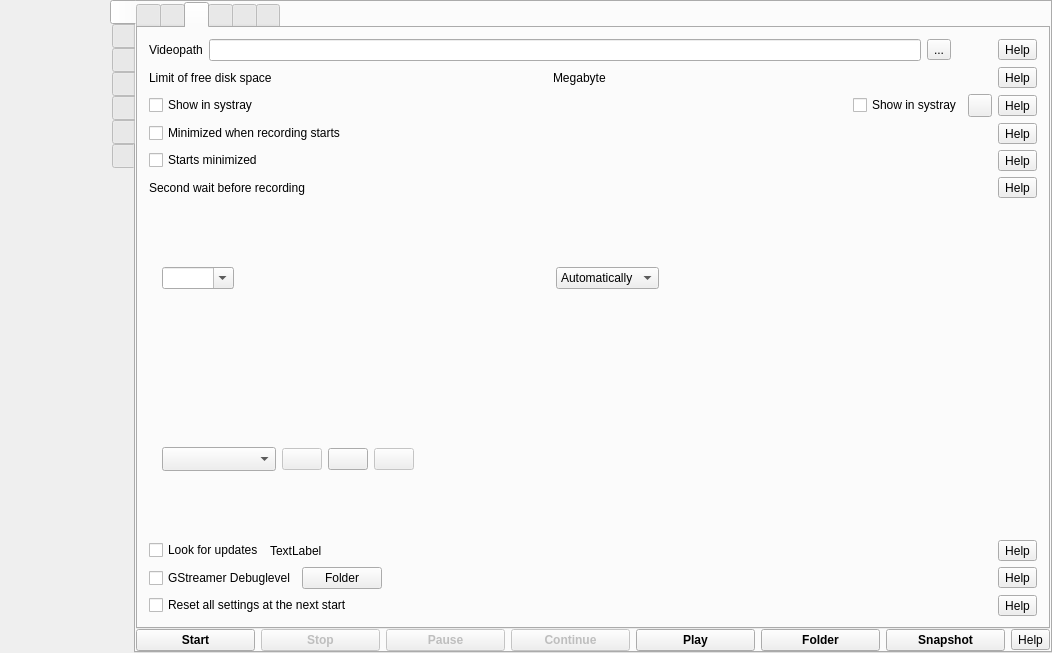
Before: the Qt Designer form src/formMainWindow.ui in vkohaupt/vokoscreenNG, drawn with Qt 5.
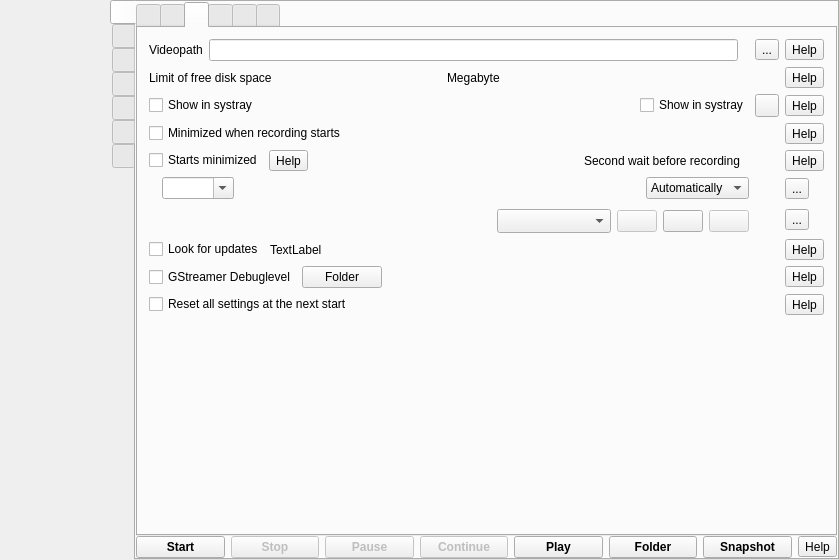
After: the same form once the commit is applied. The open tabs and pages were chosen to show the change. Icons and pictures are not drawn.

```diff
--- a/src/formMainWindow.ui
+++ b/src/formMainWindow.ui
@@ -6,8 +6,8 @@
    <rect>
     <x>0</x>
     <y>0</y>
-    <width>1052</width>
-    <height>653</height>
+    <width>839</width>
+    <height>560</height>
    </rect>
   </property>
   <property name="windowTitle">
@@ -324,7 +324,7 @@
        <enum>QTabWidget::TabPosition::West</enum>
       </property>
       <property name="currentIndex">
-       <number>1</number>
+       <number>0</number>
       </property>
       <property name="iconSize">
        <size>
@@ -371,7 +371,7 @@
            <string notr="true"/>
           </property>
           <property name="currentIndex">
-           <number>0</number>
+           <number>2</number>
           </property>
           <property name="iconSize">
            <size>
@@ -569,8 +569,8 @@
                       <rect>
                        <x>0</x>
                        <y>0</y>
-                       <width>611</width>
-                       <height>198</height>
+                       <width>398</width>
+                       <height>105</height>
                       </rect>
                      </property>
                      <property name="accessibleName">
@@ -1572,19 +1572,6 @@
            <layout class="QVBoxLayout" name="verticalLayout_2">
             <item>
              <layout class="QGridLayout" name="gridLayout_8">
-              <item row="10" column="0">
-               <spacer name="verticalSpacer_23">
-                <property name="orientation">
-                 <enum>Qt::Orientation::Vertical</enum>
-                </property>
-                <property name="sizeHint" stdset="0">
-                 <size>
-                  <width>20</width>
-                  <height>40</height>
-                 </size>
-                </property>
-               </spacer>
-              </item>
               <item row="1" column="2">
                <widget class="QToolButton" name="help_screencast_limitoffreediskspace">
                 <property name="toolTip">
@@ -1595,6 +1582,163 @@
                 </property>
                </widget>
               </item>
+              <item row="2" column="2">
+               <widget class="QToolButton" name="help_screencast_showinsystray">
+                <property name="toolTip">
+                 <string>Help</string>
+                </property>
+                <property name="text">
+                 <string notr="true">Help</string>
+                </property>
+               </widget>
+              </item>
+              <item row="3" column="2">
+               <widget class="QToolButton" name="help_screencast_minimizedwhenrecordingstarts">
+                <property name="toolTip">
+                 <string>Help</string>
+                </property>
+                <property name="text">
+                 <string notr="true">Help</string>
+                </property>
+               </widget>
+              </item>
+              <item row="4" column="0">
+               <layout class="QHBoxLayout" name="horizontalLayout_31">
+                <item>
+                 <widget class="QCheckBox" name="checkBoxStartsMinimized">
+                  <property name="text">
+                   <string>Starts minimized</string>
+                  </property>
+                 </widget>
+                </item>
+                <item>
+                 <widget class="QToolButton" name="help_screencast_startsminimized">
+                  <property name="toolTip">
+                   <string>Help</string>
+                  </property>
+                  <property name="text">
+                   <string notr="true">Help</string>
+                  </property>
+                 </widget>
+                </item>
+                <item>
+                 <layout class="QHBoxLayout" name="horizontalLayout_7">
+                  <property name="rightMargin">
+                   <number>9</number>
+                  </property>
+                  <item>
+                   <spacer name="horizontalSpacer_48">
+                    <property name="orientation">
+                     <enum>Qt::Orientation::Horizontal</enum>
+                    </property>
+                    <property name="sizeHint" stdset="0">
+                     <size>
+                      <width>40</width>
+                      <height>20</height>
+                     </size>
+                    </property>
+                   </spacer>
+                  </item>
+                  <item>
+                   <widget class="QLabel" name="label_18">
+                    <property name="text">
+                     <string>Second wait before recording</string>
+                    </property>
+                   </widget>
+                  </item>
+                 </layout>
+                </item>
+               </layout>
+              </item>
+              <item row="5" column="0">
+               <layout class="QGridLayout" name="gridLayout_14">
+                <property name="bottomMargin">
+                 <number>2</number>
+                </property>
+                <item row="0" column="4">
+                 <widget class="QLabel" name="label_20">
+                  <property name="maximumSize">
+                   <size>
+                    <width>24</width>
+                    <height>24</height>
+                   </size>
+                  </property>
+                  <property name="text">
+                   <string notr="true"/>
+                  </property>
+                  <property name="pixmap">
+                   <pixmap resource="screencast.qrc">:/pictures/screencast/information.png</pixmap>
+                  </property>
+                  <property name="scaledContents">
+                   <bool>true</bool>
+                  </property>
+                 </widget>
+                </item>
+                <item row="0" column="3">
+                 <spacer name="horizontalSpacer_52">
+                  <property name="orientation">
+                   <enum>Qt::Orientation::Horizontal</enum>
+                  </property>
+                  <property name="sizeHint" stdset="0">
+                   <size>
+                    <width>40</width>
+                    <height>20</height>
+                   </size>
+                  </property>
+                 </spacer>
+                </item>
+                <item row="0" column="5">
+                 <widget class="QComboBox" name="comboBoxOnlineHelp">
+                  <property name="currentText">
+                   <string notr="true">Automatically</string>
+                  </property>
+                  <property name="sizeAdjustPolicy">
+                   <enum>QComboBox::SizeAdjustPolicy::AdjustToContents</enum>
+                  </property>
+                  <item>
+                   <property name="text">
+                    <string>Automatically</string>
+                   </property>
+                  </item>
+                 </widget>
+                </item>
+                <item row="0" column="0">
+                 <widget class="QLabel" name="label_66">
+                  <property name="maximumSize">
+                   <size>
+                    <width>28</width>
+                    <height>28</height>
+                   </size>
+                  </property>
+                  <property name="text">
+                   <string notr="true"/>
+                  </property>
+                  <property name="pixmap">
+                   <pixmap resource="screencast.qrc">:/pictures/screencast/world.png</pixmap>
+                  </property>
+                  <property name="scaledContents">
+                   <bool>true</bool>
+                  </property>
+                 </widget>
+                </item>
+                <item row="0" column="1">
+                 <widget class="QComboBox" name="comboBoxLanguage">
+                  <property name="editable">
+                   <bool>true</bool>
+                  </property>
+                  <property name="currentText">
+                   <string notr="true"/>
+                  </property>
+                  <property name="maxVisibleItems">
+                   <number>12</number>
+                  </property>
+                  <property name="placeholderText">
+                   <string notr="true"/>
+                  </property>
+                 </widget>
+                </item>
+               </layout>
+              </item>
               <item row="0" column="0">
                <layout class="QHBoxLayout" name="horizontalLayout_25">
                 <item>
@@ -1632,18 +1776,21 @@
                      </property>
                     </widget>
                    </item>
-                   <item>
-                    <widget class="QToolButton" name="toolButtonVideoPath">
-                     <property name="text">
-                      <string notr="true">...</string>
-                     </property>
-                    </widget>
-                   </item>
                   </layout>
                  </widget>
                 </item>
                </layout>
               </item>
+              <item row="7" column="2">
+               <widget class="QToolButton" name="help_screencast_lookforupdates">
+                <property name="toolTip">
+                 <string>Help</string>
+                </property>
+                <property name="text">
+                 <string>Help</string>
+                </property>
+               </widget>
+              </item>
               <item row="1" column="0">
                <layout class="QHBoxLayout" name="horizontalLayout_28">
                 <item>
@@ -1683,185 +1830,17 @@
                 </item>
                </layout>
               </item>
-              <item row="15" column="0">
-               <widget class="QCheckBox" name="checkBoxResetAtNextStart">
-                <property name="text">
-                 <string>Reset all settings at the next start</string>
-                </property>
-               </widget>
-              </item>
-              <item row="0" column="2">
-               <widget class="QToolButton" name="help_screencast_videopath">
-                <property name="toolTip">
-                 <string>Help</string>
-                </property>
-                <property name="text">
-                 <string notr="true">Help</string>
-                </property>
-               </widget>
-              </item>
-              <item row="15" column="2">
-               <widget class="QToolButton" name="help_screencast_deleteallsettings">
-                <property name="toolTip">
-                 <string>Help</string>
-                </property>
-                <property name="text">
-                 <string notr="true">Help</string>
-                </property>
-               </widget>
-              </item>
-              <item row="4" column="0">
-               <layout class="QHBoxLayout" name="horizontalLayout_31">
+              <item row="3" column="0">
+               <layout class="QHBoxLayout" name="horizontalLayout_23">
                 <item>
-                 <widget class="QCheckBox" name="checkBoxStartsMinimized">
+                 <widget class="QCheckBox" name="checkBoxMinimizedWhenRecordingStarts">
                   <property name="text">
-                   <string>Starts minimized</string>
+                   <string>Minimized when recording starts</string>
                   </property>
                  </widget>
                 </item>
                </layout>
               </item>
-              <item row="11" column="0">
-               <widget class="QFrame" name="frameProfile">
-                <property name="frameShape">
-                 <enum>QFrame::Shape::NoFrame</enum>
-                </property>
-                <property name="frameShadow">
-                 <enum>QFrame::Shadow::Raised</enum>
-                </property>
-                <layout class="QHBoxLayout" name="horizontalLayout_13">
-                 <property name="leftMargin">
-                  <number>0</number>
-                 </property>
-                 <property name="topMargin">
-                  <number>0</number>
-                 </property>
-                 <property name="rightMargin">
-                  <number>0</number>
-                 </property>
-                 <property name="bottomMargin">
-                  <number>0</number>
-                 </property>
-                 <item>
-                  <widget class="QLabel" name="labelProfile">
-                   <property name="maximumSize">
-                    <size>
-                     <width>24</width>
-                     <height>24</height>
-                    </size>
-                   </property>
-                   <property name="text">
-                    <string notr="true"/>
-                   </property>
-                   <property name="pixmap">
-                    <pixmap resource="screencast.qrc">:/pictures/screencast/profile.png</pixmap>
-                   </property>
-                   <property name="scaledContents">
-                    <bool>true</bool>
-                   </property>
-                   <property name="wordWrap">
-                    <bool>false</bool>
-                   </property>
-                  </widget>
-                 </item>
-                 <item>
-                  <widget class="QComboBox" name="comboBoxProfile">
-                   <property name="minimumSize">
-                    <size>
-                     <width>114</width>
-                     <height>0</height>
-                    </size>
-                   </property>
-                   <property name="currentText">
-                    <string notr="true"/>
-                   </property>
-                   <property name="sizeAdjustPolicy">
-                    <enum>QComboBox::SizeAdjustPolicy::AdjustToMinimumContentsLengthWithIcon</enum>
-                   </property>
-                  </widget>
-                 </item>
-                 <item>
-                  <widget class="QPushButton" name="pushButtonProfileSave">
-                   <property name="enabled">
-                    <bool>false</bool>
-                   </property>
-                   <property name="toolTip">
-                    <string notr="true">Save</string>
-                   </property>
-                   <property name="text">
-                    <string notr="true"/>
-                   </property>
-                   <property name="icon">
-                    <iconset resource="screencast.qrc">
-                     <normaloff>:/pictures/screencast/profile-save.png</normaloff>:/pictures/screencast/profile-save.png</iconset>
-                   </property>
-                   <property name="iconSize">
-                    <size>
-                     <width>20</width>
-                     <height>20</height>
-                    </size>
-                   </property>
-                  </widget>
-                 </item>
-                 <item>
-                  <widget class="QPushButton" name="pushButtonProfileNew">
-                   <property name="toolTip">
-                    <string notr="true">New</string>
-                   </property>
-                   <property name="text">
-                    <string notr="true"/>
-                   </property>
-                   <property name="icon">
-                    <iconset resource="screencast.qrc">
-                     <normaloff>:/pictures/screencast/profile-new.png</normaloff>:/pictures/screencast/profile-new.png</iconset>
-                   </property>
-                   <property name="iconSize">
-                    <size>
-                     <width>20</width>
-                     <height>20</height>
-                    </size>
-                   </property>
-                  </widget>
-                 </item>
-                 <item>
-                  <widget class="QPushButton" name="pushButtonProfileDelete">
-                   <property name="enabled">
-                    <bool>false</bool>
-                   </property>
-                   <property name="toolTip">
-                    <string notr="true">Delete</string>
-                   </property>
-                   <property name="text">
-                    <string notr="true"/>
-                   </property>
-                   <property name="icon">
-                    <iconset resource="screencast.qrc">
-                     <normaloff>:/pictures/screencast/profile-delete.png</normaloff>:/pictures/screencast/profile-delete.png</iconset>
-                   </property>
-                   <property name="iconSize">
-                    <size>
-                     <width>20</width>
-                     <height>20</height>
-                    </size>
-                   </property>
-                  </widget>
-                 </item>
-                 <item>
-                  <spacer name="horizontalSpacer">
-                   <property name="orientation">
-                    <enum>Qt::Orientation::Horizontal</enum>
-                   </property>
-                   <property name="sizeHint" stdset="0">
-                    <size>
-                     <width>40</width>
-                     <height>20</height>
-                    </size>
-                   </property>
-                  </spacer>
-                 </item>
-                </layout>
-               </widget>
-              </item>
               <item row="2" column="0">
                <layout class="QHBoxLayout" name="horizontalLayout_21">
                 <item>
@@ -1947,152 +1926,56 @@
                 </item>
                </layout>
               </item>
-              <item row="7" column="0">
-               <layout class="QGridLayout" name="gridLayout_14">
-                <item row="0" column="3">
-                 <spacer name="horizontalSpacer_52">
-                  <property name="orientation">
-                   <enum>Qt::Orientation::Horizontal</enum>
-                  </property>
-                  <property name="sizeHint" stdset="0">
-                   <size>
-                    <width>40</width>
-                    <height>20</height>
-                   </size>
-                  </property>
-                 </spacer>
-                </item>
-                <item row="0" column="4">
-                 <widget class="QLabel" name="label_20">
-                  <property name="maximumSize">
-                   <size>
-                    <width>24</width>
-                    <height>24</height>
-                   </size>
-                  </property>
-                  <property name="text">
-                   <string notr="true"/>
-                  </property>
-                  <property name="pixmap">
-                   <pixmap resource="screencast.qrc">:/pictures/screencast/information.png</pixmap>
-                  </property>
-                  <property name="scaledContents">
-                   <bool>true</bool>
-                  </property>
-                 </widget>
-                </item>
-                <item row="0" column="1">
-                 <widget class="QComboBox" name="comboBoxLanguage">
-                  <property name="editable">
-                   <bool>true</bool>
-                  </property>
-                  <property name="currentText">
-                   <string notr="true"/>
-                  </property>
-                  <property name="maxVisibleItems">
-                   <number>12</number>
-                  </property>
-                  <property name="placeholderText">
-                   <string notr="true"/>
-                  </property>
-                 </widget>
-                </item>
-                <item row="0" column="6">
-                 <spacer name="horizontalSpacer_29">
-                  <property name="orientation">
-                   <enum>Qt::Orientation::Horizontal</enum>
-                  </property>
-                  <property name="sizeHint" stdset="0">
-                   <size>
-                    <width>40</width>
-                    <height>20</height>
-                   </size>
-                  </property>
-                 </spacer>
-                </item>
-                <item row="0" column="5">
-                 <widget class="QComboBox" name="comboBoxOnlineHelp">
-                  <property name="currentText">
-                   <string notr="true">Automatically</string>
-                  </property>
-                  <property name="sizeAdjustPolicy">
-                   <enum>QComboBox::SizeAdjustPolicy::AdjustToContents</enum>
-                  </property>
-                  <item>
-                   <property name="text">
-                    <string>Automatically</string>
-                   </property>
-                  </item>
-                 </widget>
-                </item>
-                <item row="0" column="0">
-                 <widget class="QLabel" name="label_66">
-                  <property name="maximumSize">
-                   <size>
-                    <width>28</width>
-                    <height>28</height>
-                   </size>
-                  </property>
-                  <property name="text">
-                   <string notr="true"/>
-                  </property>
-                  <property name="pixmap">
-                   <pixmap resource="screencast.qrc">:/pictures/screencast/world.png</pixmap>
-                  </property>
-                  <property name="scaledContents">
-                   <bool>true</bool>
-                  </property>
-                 </widget>
-                </item>
-               </layout>
+              <item row="9" column="2">
+               <widget class="QToolButton" name="help_screencast_deleteallsettings">
+                <property name="toolTip">
+                 <string>Help</string>
+                </property>
+                <property name="text">
+                 <string notr="true">Help</string>
+                </property>
+               </widget>
               </item>
-              <item row="3" column="0">
-               <layout class="QHBoxLayout" name="horizontalLayout_23">
-                <item>
-                 <widget class="QCheckBox" name="checkBoxMinimizedWhenRecordingStarts">
-                  <property name="text">
-                   <string>Minimized when recording starts</string>
-                  </property>
-                 </widget>
-                </item>
-               </layout>
+              <item row="9" column="0">
+               <widget class="QCheckBox" name="checkBoxResetAtNextStart">
+                <property name="text">
+                 <string>Reset all settings at the next start</string>
+                </property>
+               </widget>
               </item>
-              <item row="14" column="2">
+              <item row="5" column="2">
+               <widget class="QToolButton" name="help_screencast">
+                <property name="text">
+                 <string>...</string>
+                </property>
+               </widget>
+              </item>
+              <item row="8" column="2">
                <widget class="QToolButton" name="help_screencast_gstreamerDebugLevel">
                 <property name="text">
                  <string>Help</string>
                 </property>
                </widget>
               </item>
-              <item row="2" column="1">
-               <widget class="QToolButton" name="toolButtonShowInSystrayAlternativeReset">
-                <property name="toolTip">
-                 <string>Reset</string>
-                </property>
+              <item row="0" column="1">
+               <widget class="QToolButton" name="toolButtonVideoPath">
                 <property name="text">
-                 <string notr="true"/>
-                </property>
-                <property name="icon">
-                 <iconset resource="screencast.qrc">
-                  <normaloff>:/pictures/screencast/undo.png</normaloff>:/pictures/screencast/undo.png</iconset>
+                 <string notr="true">...</string>
                 </property>
                </widget>
               </item>
-              <item row="8" column="0">
-               <spacer name="verticalSpacer_14">
-                <property name="orientation">
-                 <enum>Qt::Orientation::Vertical</enum>
+              <item row="0" column="2">
+               <widget class="QToolButton" name="help_screencast_videopath">
+                <property name="toolTip">
+                 <string>Help</string>
                 </property>
-                <property name="sizeHint" stdset="0">
-                 <size>
-                  <width>20</width>
-                  <height>40</height>
-                 </size>
+                <property name="text">
+                 <string notr="true">Help</string>
                 </property>
-               </spacer>
+               </widget>
               </item>
               <item row="4" column="2">
-               <widget class="QToolButton" name="help_screencast_startsminimized">
+               <widget class="QToolButton" name="help_screencast_SecondWaitBeforeRecording">
                 <property name="toolTip">
                  <string>Help</string>
                 </property>
@@ -2101,7 +1984,7 @@
                 </property>
                </widget>
               </item>
-              <item row="14" column="0">
+              <item row="8" column="0">
                <layout class="QHBoxLayout" name="horizontalLayout_36">
                 <item>
                  <widget class="QCheckBox" name="checkBoxGstreamerDebugLevel">
@@ -2135,122 +2018,11 @@
                 </item>
                </layout>
               </item>
-              <item row="5" column="2">
-               <widget class="QToolButton" name="help_screencast_SecondWaitBeforeRecording">
-                <property name="toolTip">
-                 <string>Help</string>
-                </property>
-                <property name="text">
-                 <string notr="true">Help</string>
-                </property>
-               </widget>
-              </item>
-              <item row="2" column="2">
-               <widget class="QToolButton" name="help_screencast_showinsystray">
-                <property name="toolTip">
-                 <string>Help</string>
-                </property>
-                <property name="text">
-                 <string notr="true">Help</string>
-                </property>
-               </widget>
-              </item>
-              <item row="5" column="0">
-               <layout class="QHBoxLayout" name="horizontalLayout_7">
-                <property name="rightMargin">
-                 <number>9</number>
-                </property>
-                <item>
-                 <widget class="QLabel" name="label_18">
-                  <property name="text">
-                   <string>Second wait before recording</string>
-                  </property>
-                 </widget>
-                </item>
-                <item>
-                 <spacer name="horizontalSpacer_44">
-                  <property name="orientation">
-                   <enum>Qt::Orientation::Horizontal</enum>
-                  </property>
-                  <property name="sizeHint" stdset="0">
-                   <size>
-                    <width>40</width>
-                    <height>20</height>
-                   </size>
-                  </property>
-                 </spacer>
-                </item>
-               </layout>
-              </item>
-              <item row="12" column="0">
-               <spacer name="verticalSpacer_5">
-                <property name="orientation">
-                 <enum>Qt::Orientation::Vertical</enum>
-                </property>
-                <property name="sizeHint" stdset="0">
-                 <size>
-                  <width>20</width>
-                  <height>40</height>
-                 </size>
-                </property>
-               </spacer>
-              </item>
-              <item row="3" column="2">
-               <widget class="QToolButton" name="help_screencast_minimizedwhenrecordingstarts">
-                <property name="toolTip">
-                 <string>Help</string>
-                </property>
-                <property name="text">
-                 <string notr="true">Help</string>
-                </property>
-               </widget>
-              </item>
-              <item row="13" column="2">
-               <widget class="QToolButton" name="help_screencast_lookforupdates">
-                <property name="toolTip">
-                 <string>Help</string>
-                </property>
-                <property name="text">
-                 <string>Help</string>
-                </property>
-               </widget>
-              </item>
-              <item row="13" column="0">
-               <layout class="QHBoxLayout" name="horizontalLayout_17">
-                <item>
-                 <widget class="QCheckBox" name="checkBoxLookForUpdates">
-                  <property name="text">
-                   <string>Look for updates</string>
-                  </property>
-                 </widget>
-                </item>
-                <item>
-                 <widget class="QLabel" name="label_Upate_tab_4">
-                  <property name="text">
-                   <string notr="true">TextLabel</string>
-                  </property>
-                  <property name="openExternalLinks">
-                   <bool>true</bool>
-                  </property>
-                 </widget>
-                </item>
-                <item>
-                 <spacer name="horizontalSpacer_3">
-                  <property name="orientation">
-                   <enum>Qt::Orientation::Horizontal</enum>
-                  </property>
-                  <property name="sizeHint" stdset="0">
-                   <size>
-                    <width>40</width>
-                    <height>20</height>
-                   </size>
-                  </property>
-                 </spacer>
-                </item>
-               </layout>
-              </item>
-              <item row="9" column="0">
+              <item row="6" column="0">
                <layout class="QHBoxLayout" name="horizontalLayout_darkMode">
+                <property name="topMargin">
+                 <number>2</number>
+                </property>
                 <item>
                  <widget class="QLabel" name="label_65">
                   <property name="maximumSize">
@@ -2302,23 +2074,206 @@
                   </property>
                  </spacer>
                 </item>
+                <item>
+                 <widget class="QFrame" name="frameProfile">
+                  <property name="frameShape">
+                   <enum>QFrame::Shape::NoFrame</enum>
+                  </property>
+                  <property name="frameShadow">
+                   <enum>QFrame::Shadow::Raised</enum>
+                  </property>
+                  <layout class="QHBoxLayout" name="horizontalLayout_13">
+                   <property name="leftMargin">
+                    <number>0</number>
+                   </property>
+                   <property name="topMargin">
+                    <number>0</number>
+                   </property>
+                   <property name="rightMargin">
+                    <number>0</number>
+                   </property>
+                   <property name="bottomMargin">
+                    <number>0</number>
+                   </property>
+                   <item>
+                    <widget class="QLabel" name="labelProfile">
+                     <property name="maximumSize">
+                      <size>
+                       <width>24</width>
+                       <height>24</height>
+                      </size>
+                     </property>
+                     <property name="text">
+                      <string notr="true"/>
+                     </property>
+                     <property name="pixmap">
+                      <pixmap resource="screencast.qrc">:/pictures/screencast/profile.png</pixmap>
+                     </property>
+                     <property name="scaledContents">
+                      <bool>true</bool>
+                     </property>
+                     <property name="wordWrap">
+                      <bool>false</bool>
+                     </property>
+                    </widget>
+                   </item>
+                   <item>
+                    <widget class="QComboBox" name="comboBoxProfile">
+                     <property name="minimumSize">
+                      <size>
+                       <width>114</width>
+                       <height>0</height>
+                      </size>
+                     </property>
+                     <property name="currentText">
+                      <string notr="true"/>
+                     </property>
+                     <property name="sizeAdjustPolicy">
+                      <enum>QComboBox::SizeAdjustPolicy::AdjustToMinimumContentsLengthWithIcon</enum>
+                     </property>
+                    </widget>
+                   </item>
+                   <item>
+                    <widget class="QPushButton" name="pushButtonProfileSave">
+                     <property name="enabled">
+                      <bool>false</bool>
+                     </property>
+                     <property name="toolTip">
+                      <string notr="true">Save</string>
+                     </property>
+                     <property name="text">
+                      <string notr="true"/>
+                     </property>
+                     <property name="icon">
+                      <iconset resource="screencast.qrc">
+                       <normaloff>:/pictures/screencast/profile-save.png</normaloff>:/pictures/screencast/profile-save.png</iconset>
+                     </property>
+                     <property name="iconSize">
+                      <size>
+                       <width>22</width>
+                       <height>22</height>
+                      </size>
+                     </property>
+                    </widget>
+                   </item>
+                   <item>
+                    <widget class="QPushButton" name="pushButtonProfileNew">
+                     <property name="toolTip">
+                      <string notr="true">New</string>
+                     </property>
+                     <property name="text">
+                      <string notr="true"/>
+                     </property>
+                     <property name="icon">
+                      <iconset resource="screencast.qrc">
+                       <normaloff>:/pictures/screencast/profile-new.png</normaloff>:/pictures/screencast/profile-new.png</iconset>
+                     </property>
+                     <property name="iconSize">
+                      <size>
+                       <width>22</width>
+                       <height>22</height>
+                      </size>
+                     </property>
+                    </widget>
+                   </item>
+                   <item>
+                    <widget class="QPushButton" name="pushButtonProfileDelete">
+                     <property name="enabled">
+                      <bool>false</bool>
+                     </property>
+                     <property name="toolTip">
+                      <string notr="true">Delete</string>
+                     </property>
+                     <property name="text">
+                      <string notr="true"/>
+                     </property>
+                     <property name="icon">
+                      <iconset resource="screencast.qrc">
+                       <normaloff>:/pictures/screencast/profile-delete.png</normaloff>:/pictures/screencast/profile-delete.png</iconset>
+                     </property>
+                     <property name="iconSize">
+                      <size>
+                       <width>22</width>
+                       <height>22</height>
+                      </size>
+                     </property>
+                    </widget>
+                   </item>
+                  </layout>
+                 </widget>
+                </item>
                </layout>
               </item>
-              <item row="6" column="0">
-               <spacer name="verticalSpacer">
-                <property name="orientation">
-                 <enum>Qt::Orientation::Vertical</enum>
+              <item row="6" column="2">
+               <widget class="QToolButton" name="help_screencast_2">
+                <property name="text">
+                 <string>...</string>
                 </property>
-                <property name="sizeHint" stdset="0">
-                 <size>
-                  <width>20</width>
-                  <height>40</height>
-                 </size>
+               </widget>
+              </item>
+              <item row="2" column="1">
+               <widget class="QToolButton" name="toolButtonShowInSystrayAlternativeReset">
+                <property name="toolTip">
+                 <string>Reset</string>
                 </property>
-               </spacer>
+                <property name="text">
+                 <string notr="true"/>
+                </property>
+                <property name="icon">
+                 <iconset resource="screencast.qrc">
+                  <normaloff>:/pictures/screencast/undo.png</normaloff>:/pictures/screencast/undo.png</iconset>
+                </property>
+               </widget>
+              </item>
+              <item row="7" column="0">
+               <layout class="QHBoxLayout" name="horizontalLayout_17">
+                <item>
+                 <widget class="QCheckBox" name="checkBoxLookForUpdates">
+                  <property name="text">
+                   <string>Look for updates</string>
+                  </property>
+                 </widget>
+                </item>
+                <item>
+                 <widget class="QLabel" name="label_Upate_tab_4">
+                  <property name="text">
+                   <string notr="true">TextLabel</string>
+                  </property>
+                  <property name="openExternalLinks">
+                   <bool>true</bool>
+                  </property>
+                 </widget>
+                </item>
+                <item>
+                 <spacer name="horizontalSpacer_3">
+                  <property name="orientation">
+                   <enum>Qt::Orientation::Horizontal</enum>
+                  </property>
+                  <property name="sizeHint" stdset="0">
+                   <size>
+                    <width>40</width>
+                    <height>20</height>
+                   </size>
+                  </property>
+                 </spacer>
+                </item>
+               </layout>
               </item>
              </layout>
             </item>
+            <item>
+             <spacer name="verticalSpacer">
+              <property name="orientation">
+               <enum>Qt::Orientation::Vertical</enum>
+              </property>
+              <property name="sizeHint" stdset="0">
+               <size>
+                <width>20</width>
+                <height>40</height>
+               </size>
+              </property>
+             </spacer>
+            </item>
            </layout>
           </widget>
           <widget class="QWidget" name="tabTimer">
@@ -2627,8 +2582,8 @@
                   <rect>
                    <x>0</x>
                    <y>0</y>
-                   <width>618</width>
-                   <height>509</height>
+                   <width>405</width>
+                   <height>416</height>
                   </rect>
                  </property>
                  <layout class="QGridLayout" name="gridLayoutAvailable">
@@ -3319,9 +3274,6 @@
               <property name="leftMargin">
                <number>0</number>
               </property>
-              <property name="verticalSpacing">
-               <number>9</number>
-              </property>
               <item row="2" column="1" colspan="2">
                <layout class="QHBoxLayout" name="horizontalLayout_zoom">
                 <property name="spacing">
```
Left out of the diff: 2 changed lines with no effect on the pictures.
